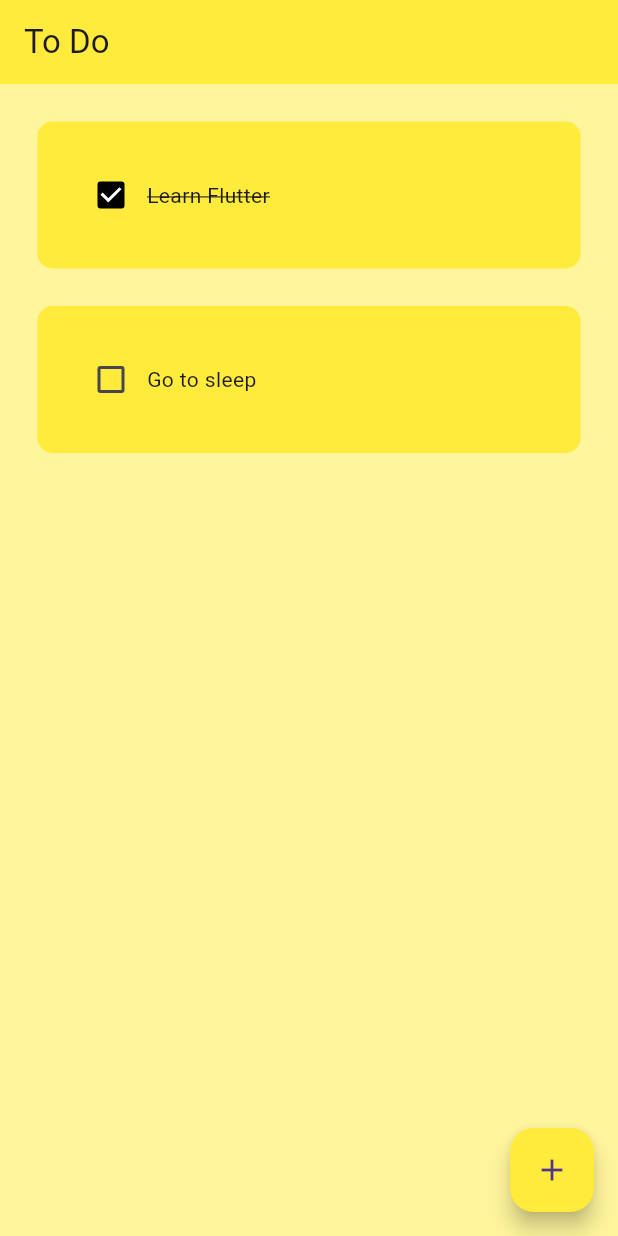
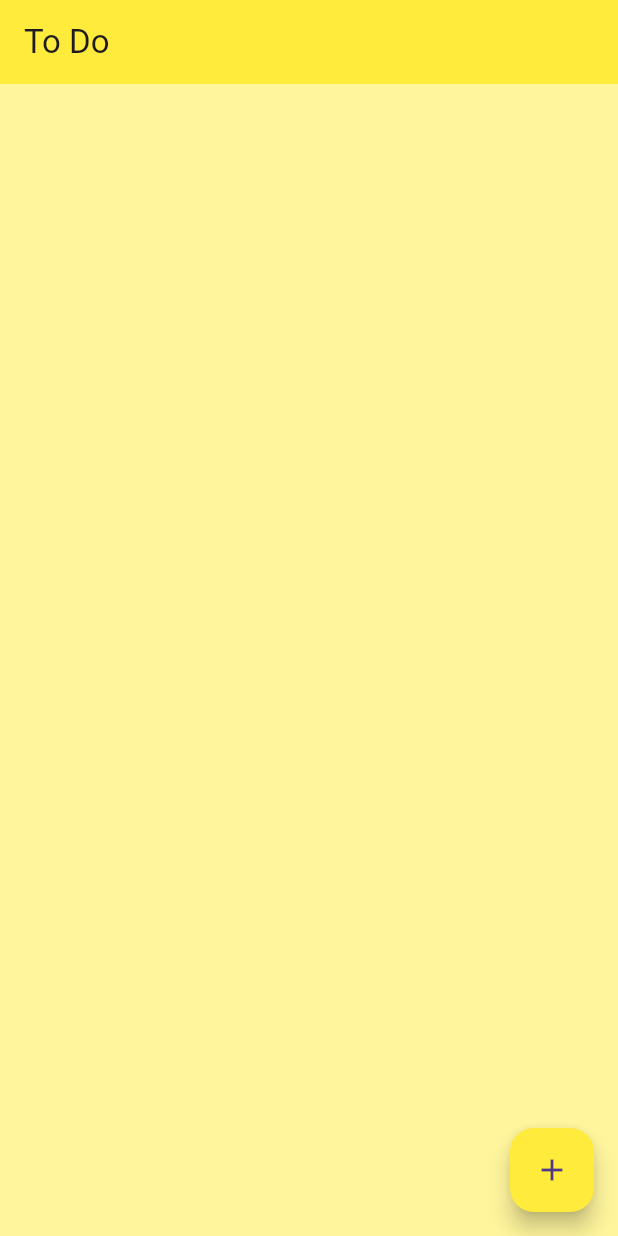
Before and after one commit to bereketsewnet/ToDoApp, a Flutter app: the screen it shows after launch, on a phone screen of 412 x 824 dp. Run offline on Flutter 3.47's test engine with Material 3 defaults, Android fonts, the phone set to English and light mode, and no system bars; drawn by our look-alikes of flutter_slidable.

```diff
--- a/lib/pages/ToDoPage.dart
+++ b/lib/pages/ToDoPage.dart
@@ -12,16 +12,7 @@ class ToDoPage extends StatefulWidget {
 
 class _ToDoPageState extends State<ToDoPage> {
   final TextEditingController addToDoController = TextEditingController();
-  List toDoLists = [
-    {
-      "taskName": 'Learn Flutter',
-      "isCompleted": true,
-    },
-    {
-      "taskName": 'Go to sleep',
-      "isCompleted": false,
-    },
-  ];
+  List toDoLists = [];
 
   void checkBoxChange(bool? value, int index) {
     setState(() {
@@ -53,6 +44,12 @@ class _ToDoPageState extends State<ToDoPage> {
     addToDoController.clear();
   }
 
+  void deleteTask(int index) {
+    setState(() {
+      toDoLists.removeAt(index);
+    });
+  }
+
   @override
   Widget build(BuildContext context) {
     return Scaffold(
@@ -69,6 +66,7 @@ class _ToDoPageState extends State<ToDoPage> {
             taskName: toDoLists[index]['taskName'],
             taskCompleted: toDoLists[index]['isCompleted'],
             onChange: (value) => checkBoxChange(value, index),
+            deleteFunction: (context) => deleteTask(index),
           );
         },
       ),
```
Also changed, not shown: lib/util/to_to_tile.dart (+18 -6 lines).
